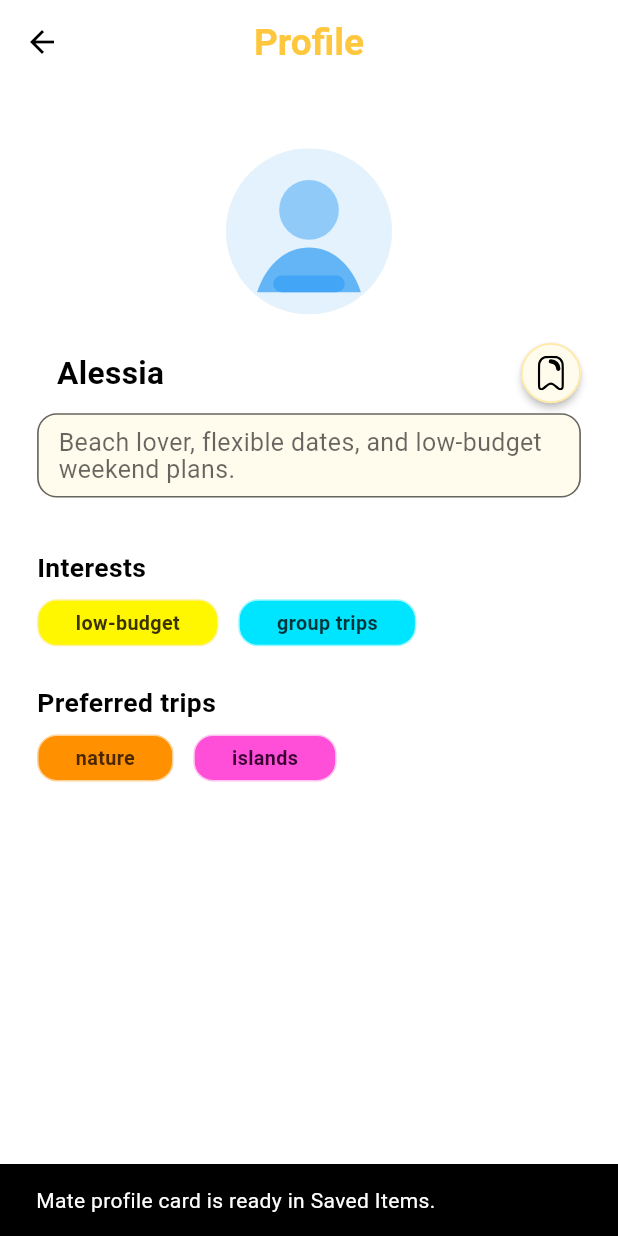
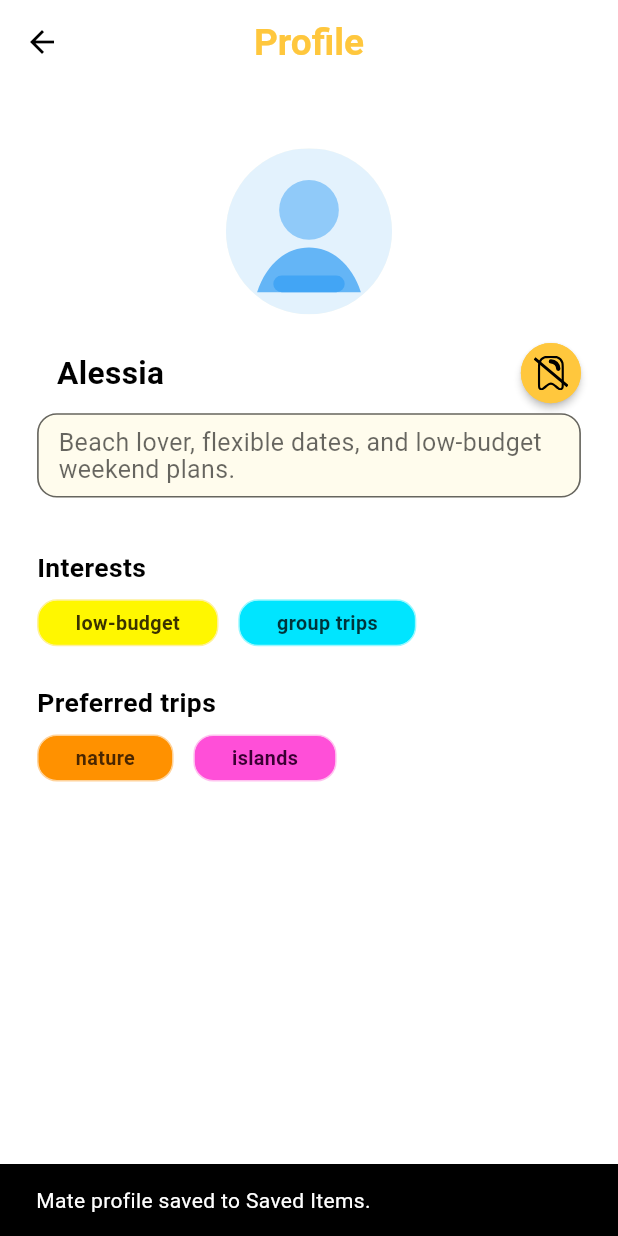
Before and after one commit to Simo-2004/TravelMate, a Flutter app: the MateDetailsScreen screen opened directly with sample values from the repository, after a tap on an icon or button, on a phone screen of 412 x 824 dp. Run offline on Flutter 3.47's test engine with Material 3 defaults, Android fonts, the phone set to English and light mode, and no system bars; our stand-ins replace flutter_svg, shared_preferences; accounts and stored records are empty.

Commit message:
feat: Use tripId for bookmarks and add toggle save
Introduce tripId support and make saved items toggleable. Key changes:
- Add tripId to TripTileData and TripCatalog, include a findTripById helper and tripId map.

- SaveTripButton now supports isSaved and a separate saved icon (added assets/icons/unsave_bookmark.svg) and UI colors switched to yellow.
- Miscellaneous formatting and minor UI cleanups in SearchResultsScreen and SearchModeSwitchButton.

```diff
--- a/lib/features/search/mate_details_screen.dart
+++ b/lib/features/search/mate_details_screen.dart
@@ -4,7 +4,6 @@ import 'package:travelmate/core/constants/app_colors.dart';
 import 'package:travelmate/core/constants/app_sizes.dart';
 import 'package:travelmate/core/constants/app_strings.dart';
 import 'package:travelmate/core/theme/app_text_styles.dart';
-import 'package:travelmate/features/navigation/navigation_controller.dart';
 import 'package:travelmate/shared/models/mate_profile.dart';
 import 'package:travelmate/shared/models/saved_trip_preview.dart';
 import 'package:travelmate/shared/models/trip_tag.dart';
@@ -68,8 +67,8 @@ class MateDetailsScreen extends StatelessWidget {
         .toList(growable: false);
   }
 
-  void _stageMatePreview(BuildContext context) {
-    final preview = SavedTripPreview(
+  SavedTripPreview _buildMatePreview() {
+    return SavedTripPreview(
       tripName: mate.name,
       destinationTitle: '${AppStrings.mateDetailsPageTitle}: ${mate.name}',
       description: mate.description,
@@ -78,24 +77,20 @@ class MateDetailsScreen extends StatelessWidget {
       bookmarkType: SavedBookmarkType.mate,
       sourceId: mate.id,
     );
+  }
 
-    SavedTripPreviewStore.instance.stageBookmark(preview);
-
-    final targetIndex = NavigationScope.indexOfLabel(
-      context,
-      AppStrings.navSavedLabel,
+  void _toggleMateBookmark(BuildContext context) {
+    final nowSaved = SavedTripPreviewStore.instance.toggleBookmark(
+      _buildMatePreview(),
     );
-    final controller = NavigationScope.maybeControllerOf(context);
-
-    if (controller != null && targetIndex != null) {
-      controller.index = targetIndex;
-      Navigator.of(context).pop();
-      return;
-    }
 
     ScaffoldMessenger.of(context).showSnackBar(
-      const SnackBar(
-        content: Text('Mate profile card is ready in Saved Items.'),
+      SnackBar(
+        content: Text(
+          nowSaved
+              ? 'Mate profile saved to Saved Items.'
+              : 'Mate profile removed from Saved Items.',
+        ),
       ),
     );
   }
@@ -129,8 +124,18 @@ class MateDetailsScreen extends StatelessWidget {
                   name: mate.name,
                   description: mate.description,
                   profileImageAsset: mate.profileImageAsset,
-                  nameTrailing: SaveTripButton(
-                    onTap: () => _stageMatePreview(context),
+                  nameTrailing: ValueListenableBuilder<List<SavedTripPreview>>(
+                    valueListenable: SavedTripPreviewStore.instance,
+                    builder: (context, _, __) {
+                      final isSaved = SavedTripPreviewStore.instance.isSaved(
+                        _buildMatePreview(),
+                      );
+
+                      return SaveTripButton(
+                        isSaved: isSaved,
+                        onTap: () => _toggleMateBookmark(context),
+                      );
+                    },
                   ),
                 ),
                 MateTagGroup(
--- a/lib/shared/models/trip_tile_data.dart
+++ b/lib/shared/models/trip_tile_data.dart
@@ -1,6 +1,7 @@
 import 'package:travelmate/shared/models/trip_tag.dart';
 
 class TripTileData {
+  final String tripId;
   final String asset;
   final String label;
   final List<String> scheduleImages;
@@ -9,6 +10,7 @@ class TripTileData {
   final String description;
 
   const TripTileData({
+    required this.tripId,
     required this.asset,
     required this.label,
     required this.scheduleImages,
--- a/lib/shared/state/saved_trip_preview_store.dart
+++ b/lib/shared/state/saved_trip_preview_store.dart
@@ -25,21 +25,13 @@ class SavedTripPreviewStore extends ValueNotifier<List<SavedTripPreview>> {
     value = List<SavedTripPreview>.unmodifiable(persisted);
   }
 
+  bool isSaved(SavedTripPreview preview) {
+    return value.any((item) => _matchesEntry(item, preview));
+  }
+
   void stageBookmark(SavedTripPreview preview) {
     final next = List<SavedTripPreview>.from(value);
-    final hasSourceId = preview.sourceId.trim().isNotEmpty;
-
-    next.removeWhere((item) {
-      if (item.bookmarkType != preview.bookmarkType) {
-        return false;
-      }
-
-      if (hasSourceId && item.sourceId.trim().isNotEmpty) {
-        return item.sourceId == preview.sourceId;
-      }
-
-      return item.destinationTitle == preview.destinationTitle;
-    });
+    next.removeWhere((item) => _matchesEntry(item, preview));
     next.insert(0, preview);
 
     final snapshot = List<SavedTripPreview>.unmodifiable(next);
@@ -47,7 +39,85 @@ class SavedTripPreviewStore extends ValueNotifier<List<SavedTripPreview>> {
     unawaited(_bookmarksData.writeAll(snapshot));
   }
 
+  void removeBookmark(SavedTripPreview preview) {
+    final next = List<SavedTripPreview>.from(value);
+    next.removeWhere((item) => _matchesEntry(item, preview));
+
+    final snapshot = List<SavedTripPreview>.unmodifiable(next);
+    value = snapshot;
+    unawaited(_bookmarksData.writeAll(snapshot));
+  }
+
+  bool toggleBookmark(SavedTripPreview preview) {
+    if (isSaved(preview)) {
+      removeBookmark(preview);
+      return false;
+    }
+
+    stageBookmark(preview);
+    return true;
+  }
+
   void stageTrip(SavedTripPreview preview) {
     stageBookmark(preview);
   }
+
+  bool _matchesEntry(SavedTripPreview item, SavedTripPreview preview) {
+    if (item.bookmarkType != preview.bookmarkType) {
+      return false;
+    }
+
+    final normalizedPreviewSourceId = preview.sourceId.trim().toLowerCase();
+    final normalizedItemSourceId = item.sourceId.trim().toLowerCase();
+
+    if (normalizedPreviewSourceId.isNotEmpty) {
+      if (normalizedItemSourceId.isNotEmpty) {
+        if (normalizedItemSourceId == normalizedPreviewSourceId) {
+          return true;
+        }
+
+        // Migration support: older trip records used labels as sourceId.
+        if (preview.bookmarkType == SavedBookmarkType.trip &&
+            (!_isCanonicalTripId(normalizedPreviewSourceId) ||
+                !_isCanonicalTripId(normalizedItemSourceId))) {
+          return _normalized(item.destinationTitle) ==
+              _normalized(preview.destinationTitle);
+        }
+
+        return false;
+      }
+
+      // Legacy fallback for old records saved before sourceId existed.
+      if (preview.bookmarkType == SavedBookmarkType.trip) {
+        return _normalized(item.destinationTitle) ==
+            _normalized(preview.destinationTitle);
+      }
+
+      return _normalized(item.tripName) == _normalized(preview.tripName);
+    }
+
+    if (normalizedItemSourceId.isNotEmpty) {
+      if (preview.bookmarkType == SavedBookmarkType.trip) {
+        return _normalized(item.destinationTitle) ==
+            _normalized(preview.destinationTitle);
+      }
+
+      return false;
+    }
+
+    if (preview.bookmarkType == SavedBookmarkType.trip) {
+      return _normalized(item.destinationTitle) ==
+          _normalized(preview.destinationTitle);
+    }
+
+    return _normalized(item.tripName) == _normalized(preview.tripName);
+  }
+
+  bool _isCanonicalTripId(String sourceId) {
+    return RegExp(r'^trip_\d+$').hasMatch(sourceId);
+  }
+
+  String _normalized(String value) {
+    return value.trim().toLowerCase();
+  }
 }
--- a/lib/shared/widgets/save_trip_button.dart
+++ b/lib/shared/widgets/save_trip_button.dart
@@ -7,6 +7,8 @@ import 'package:travelmate/core/constants/app_sizes.dart';
 class SaveTripButton extends StatelessWidget {
   final VoidCallback onTap;
   final String iconAsset;
+  final String savedIconAsset;
+  final bool isSaved;
   final Color? backgroundColor;
   final Color? iconColor;
   final Color? borderColor;
@@ -17,6 +19,8 @@ class SaveTripButton extends StatelessWidget {
     super.key,
     required this.onTap,
     this.iconAsset = 'assets/icons/Bookmark.svg',
+    this.savedIconAsset = 'assets/icons/unsave_bookmark.svg',
+    this.isSaved = false,
     this.backgroundColor,
     this.iconColor,
     this.borderColor,
@@ -29,16 +33,17 @@ class SaveTripButton extends StatelessWidget {
     final sizes = AppSizes.of(context);
     final resolvedSize = size ?? sizes.padL * 1.62;
     final resolvedIconSize = iconSize ?? sizes.iconM * 0.93;
+    final resolvedIconAsset = isSaved ? savedIconAsset : iconAsset;
 
     return SizedBox(
       width: resolvedSize,
       height: resolvedSize,
       child: Material(
-        color: backgroundColor ?? const Color(0xFFFFFCED),
+        color: backgroundColor ?? AppColors.yellow,
         elevation: sizes.buttonElevation,
         shape: CircleBorder(
           side: BorderSide(
-            color: borderColor ?? const Color(0xFFFFE9A6),
+            color: borderColor ?? AppColors.yellow,
             width: sizes.padXs * 0.24,
           ),
         ),
@@ -47,7 +52,7 @@ class SaveTripButton extends StatelessWidget {
           onTap: onTap,
           child: Center(
             child: SvgPicture.asset(
-              iconAsset,
+              resolvedIconAsset,
               width: resolvedIconSize,
               height: resolvedIconSize,
               colorFilter: ColorFilter.mode(
```
Also changed, not shown: lib/features/home/home_screen.dart (+13 -16 lines), lib/features/saved/saved_items_screen.dart (+30 -8 lines), lib/features/schedule/travel_schedule_screen.dart (+31 -21 lines), lib/features/search/search_results_screen.dart (+15 -32 lines), lib/shared/data/trip_catalog.dart (+32 -9 lines), lib/shared/widgets/search_mode_switch_button.dart (+5 -9 lines), assets/icons/unsave_bookmark.svg (added).
